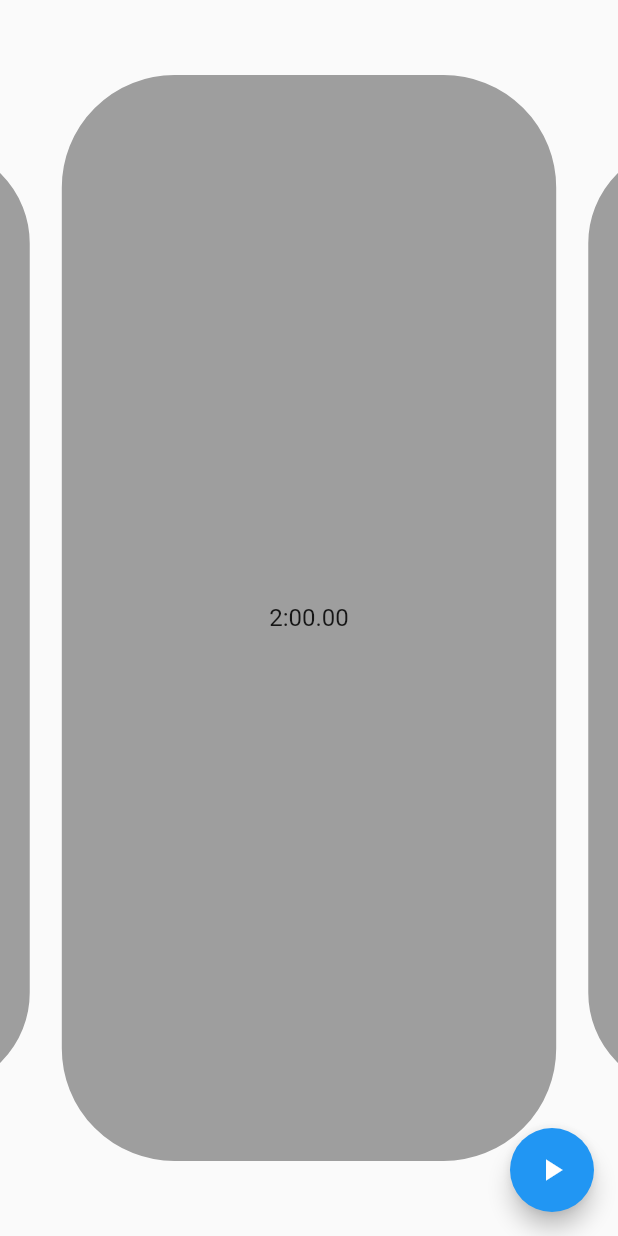
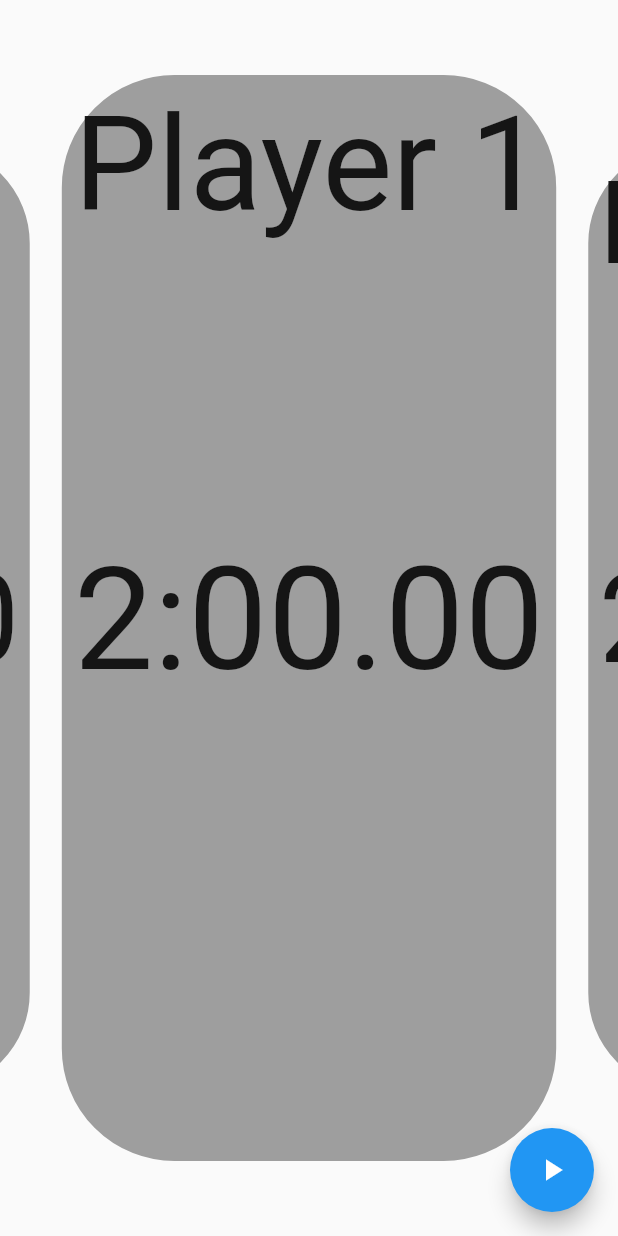
Before and after one commit to OleKN/GameTimer, a Flutter app: the screen it shows after launch, on a phone screen of 412 x 824 dp. Run offline on Flutter 3.47's test engine with Material 2 defaults, Android fonts, the light colour scheme and no system bars; drawn by our look-alikes of carousel_slider; missing offline and left inert: pausable_timer.

Commit message:
Added player text

```diff
--- a/lib/main.dart
+++ b/lib/main.dart
@@ -1,6 +1,7 @@
 import 'dart:async';
 
 import 'package:carousel_slider/carousel_slider.dart';
+import 'package:flutter/cupertino.dart';
 import 'package:flutter/material.dart';
 import 'package:pausable_timer/pausable_timer.dart';
 
@@ -169,12 +170,28 @@
           ),
           borderRadius: BorderRadius.circular(75),
         ),
-        child: Center(
-          child: Text(
-            player.formattedTime(),
-            style: TextStyle(fontSize: 16.0),
-          ),
-      ),
+        child:
+            Stack(
+              fit: StackFit.expand,
+              children: [
+                FittedBox(
+                  alignment: Alignment.topCenter,
+                  fit: BoxFit.fitWidth,
+                  child: Container(child:Text(
+                    player.name
+                  ),
+                  ),
+                ),
+                FittedBox(
+                  alignment: Alignment.center,
+                  fit: BoxFit.fitWidth,
+                  child: Text(
+                    player.formattedTime(),
+                  ),
+                ),
+              ],
+            )
+
     );
   }
 
```
